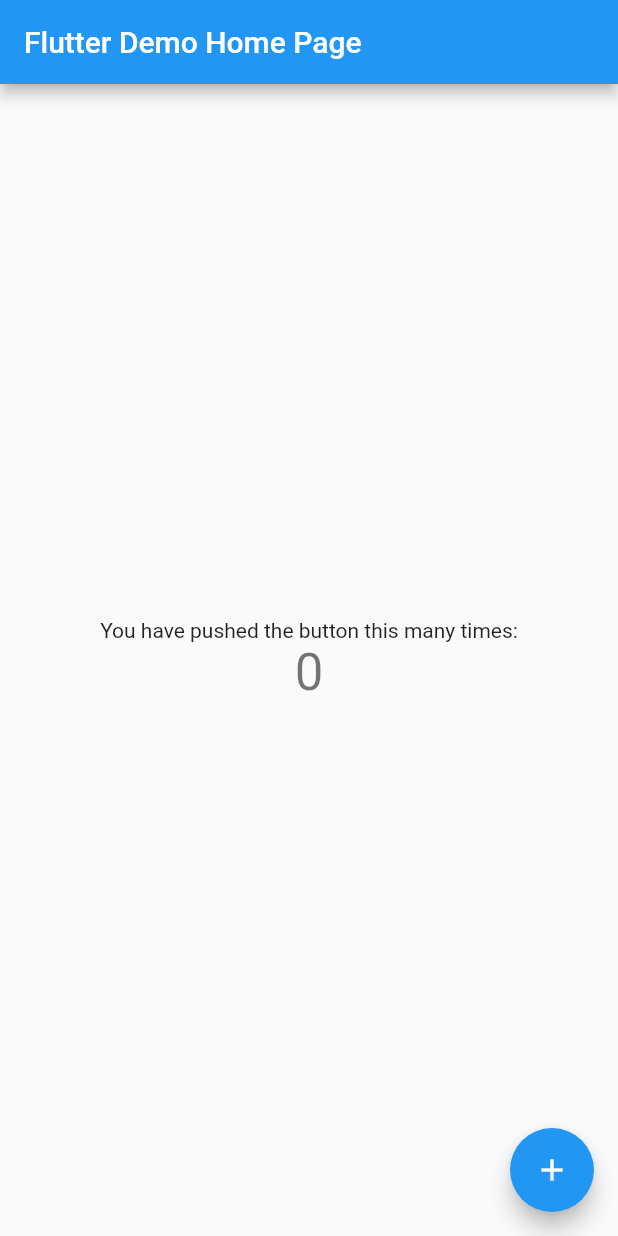
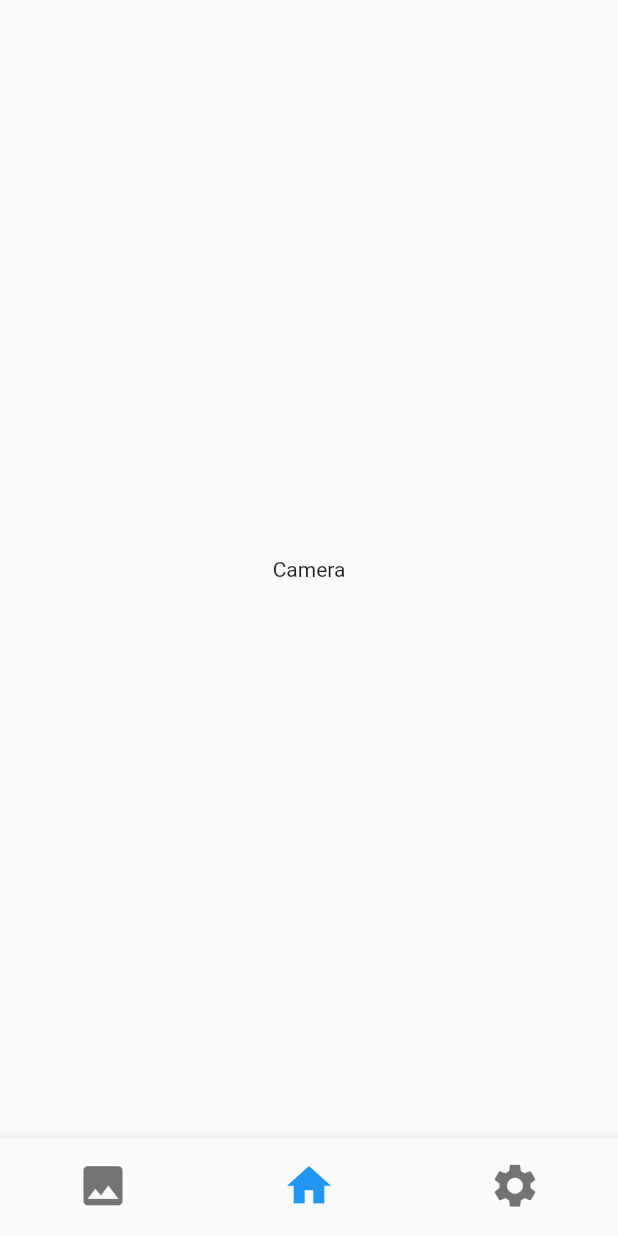
Before and after one commit to mimib00/magician_app, a Flutter app: the screen it shows after launch, on a phone screen of 412 x 824 dp. Run offline on Flutter 3.47's test engine with Material 2 defaults, Android fonts, the phone set to English and light mode, and no system bars.

Commit message:
added basic bottom nav bar

```diff
--- a/lib/main.dart
+++ b/lib/main.dart
@@ -1,4 +1,5 @@
 import 'package:flutter/material.dart';
+import 'package:magician_app/root.dart';
 
 void main() {
   runApp(const MyApp());
@@ -7,109 +8,14 @@
 class MyApp extends StatelessWidget {
   const MyApp({Key? key}) : super(key: key);
 
-  // This widget is the root of your application.
   @override
   Widget build(BuildContext context) {
     return MaterialApp(
-      title: 'Flutter Demo',
+      title: 'Magician Demo',
       theme: ThemeData(
-        // This is the theme of your application.
-        //
-        // Try running your application with "flutter run". You'll see the
-        // application has a blue toolbar. Then, without quitting the app, try
-        // changing the primarySwatch below to Colors.green and then invoke
-        // "hot reload" (press "r" in the console where you ran "flutter run",
-        // or simply save your changes to "hot reload" in a Flutter IDE).
-        // Notice that the counter didn't reset back to zero; the application
-        // is not restarted.
         primarySwatch: Colors.blue,
       ),
-      home: const MyHomePage(title: 'Flutter Demo Home Page'),
+      home: const RootPage(),
     );
   }
 }
-
-class MyHomePage extends StatefulWidget {
-  const MyHomePage({Key? key, required this.title}) : super(key: key);
-
-  // This widget is the home page of your application. It is stateful, meaning
-  // that it has a State object (defined below) that contains fields that affect
-  // how it looks.
-
-  // This class is the configuration for the state. It holds the values (in this
-  // case the title) provided by the parent (in this case the App widget) and
-  // used by the build method of the State. Fields in a Widget subclass are
-  // always marked "final".
-
-  final String title;
-
-  @override
-  State<MyHomePage> createState() => _MyHomePageState();
-}
-
-class _MyHomePageState extends State<MyHomePage> {
-  int _counter = 0;
-
-  void _incrementCounter() {
-    setState(() {
-      // This call to setState tells the Flutter framework that something has
-      // changed in this State, which causes it to rerun the build method below
-      // so that the display can reflect the updated values. If we changed
-      // _counter without calling setState(), then the build method would not be
-      // called again, and so nothing would appear to happen.
-      _counter++;
-    });
-  }
-
-  @override
-  Widget build(BuildContext context) {
-    // This method is rerun every time setState is called, for instance as done
-    // by the _incrementCounter method above.
-    //
-    // The Flutter framework has been optimized to make rerunning build methods
-    // fast, so that you can just rebuild anything that needs updating rather
-    // than having to individually change instances of widgets.
-    return Scaffold(
-      appBar: AppBar(
-        // Here we take the value from the MyHomePage object that was created by
-        // the App.build method, and use it to set our appbar title.
-        title: Text(widget.title),
-      ),
-      body: Center(
-        // Center is a layout widget. It takes a single child and positions it
-        // in the middle of the parent.
-        child: Column(
-          // Column is also a layout widget. It takes a list of children and
-          // arranges them vertically. By default, it sizes itself to fit its
-          // children horizontally, and tries to be as tall as its parent.
-          //
-          // Invoke "debug painting" (press "p" in the console, choose the
-          // "Toggle Debug Paint" action from the Flutter Inspector in Android
-          // Studio, or the "Toggle Debug Paint" command in Visual Studio Code)
-          // to see the wireframe for each widget.
-          //
-          // Column has various properties to control how it sizes itself and
-          // how it positions its children. Here we use mainAxisAlignment to
-          // center the children vertically; the main axis here is the vertical
-          // axis because Columns are vertical (the cross axis would be
-          // horizontal).
-          mainAxisAlignment: MainAxisAlignment.center,
-          children: <Widget>[
-            const Text(
-              'You have pushed the button this many times:',
-            ),
-            Text(
-              '$_counter',
-              style: Theme.of(context).textTheme.headline4,
-            ),
-          ],
-        ),
-      ),
-      floatingActionButton: FloatingActionButton(
-        onPressed: _incrementCounter,
-        tooltip: 'Increment',
-        child: const Icon(Icons.add),
-      ), // This trailing comma makes auto-formatting nicer for build methods.
-    );
-  }
-}
--- /dev/null
+++ b/lib/root.dart
@@ -0,0 +1,46 @@
+import 'package:flutter/material.dart';
+import 'package:magician_app/views/camera_screen.dart';
+import 'package:magician_app/views/gallery_screen.dart';
+import 'package:magician_app/views/settings_screen.dart';
+
+class RootPage extends StatefulWidget {
+  const RootPage({Key? key}) : super(key: key);
+
+  @override
+  _RootPageState createState() => _RootPageState();
+}
+
+class _RootPageState extends State<RootPage> {
+  int selectedScreen = 1;
+  List<Widget> screens = const [
+    GalleryScreen(),
+    CameraScreen(),
+    SettingScreen()
+  ];
+  @override
+  Widget build(BuildContext context) {
+    return Scaffold(
+      body: screens[selectedScreen],
+      bottomNavigationBar: BottomNavigationBar(
+        onTap: (index) {
+          setState(() {
+            selectedScreen = index;
+          });
+        },
+        currentIndex: selectedScreen,
+        type: BottomNavigationBarType.fixed,
+        iconSize: 35,
+        showSelectedLabels: false,
+        showUnselectedLabels: false,
+        items: const [
+          BottomNavigationBarItem(icon: Icon(Icons.image), label: ''),
+          BottomNavigationBarItem(icon: Icon(Icons.home), label: ''),
+          BottomNavigationBarItem(
+            icon: Icon(Icons.settings),
+            label: '',
+          ),
+        ],
+      ),
+    );
+  }
+}
--- /dev/null
+++ b/lib/utils/constants.dart
@@ -0,0 +1,6 @@
+import 'package:flutter/cupertino.dart';
+
+const Color backgroundColor = Color(0xff181B30);
+const Color primaryColor = Color(0xffB749F4);
+const Color secondaryColor = Color(0xffE4797F);
+const Color mainGrayColor = Color(0xffe7e7e7);
--- /dev/null
+++ b/lib/views/camera_screen.dart
@@ -0,0 +1,12 @@
+import 'package:flutter/material.dart';
+
+class CameraScreen extends StatelessWidget {
+  const CameraScreen({Key? key}) : super(key: key);
+
+  @override
+  Widget build(BuildContext context) {
+    return const Center(
+      child: Text('Camera'),
+    );
+  }
+}
--- /dev/null
+++ b/lib/views/gallery_screen.dart
@@ -0,0 +1,12 @@
+import 'package:flutter/material.dart';
+
+class GalleryScreen extends StatelessWidget {
+  const GalleryScreen({Key? key}) : super(key: key);
+
+  @override
+  Widget build(BuildContext context) {
+    return const Center(
+      child: Text('Gallery'),
+    );
+  }
+}
--- /dev/null
+++ b/lib/views/settings_screen.dart
@@ -0,0 +1,12 @@
+import 'package:flutter/material.dart';
+
+class SettingScreen extends StatelessWidget {
+  const SettingScreen({Key? key}) : super(key: key);
+
+  @override
+  Widget build(BuildContext context) {
+    return const Center(
+      child: Text('Settings'),
+    );
+  }
+}
```
Also changed, not shown: pubspec.yaml (+6 -4 lines), pubspec.lock, 149 other files.
